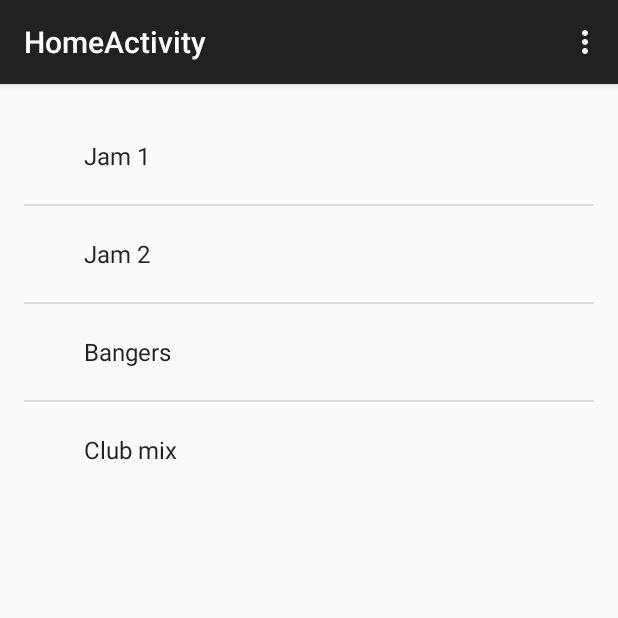
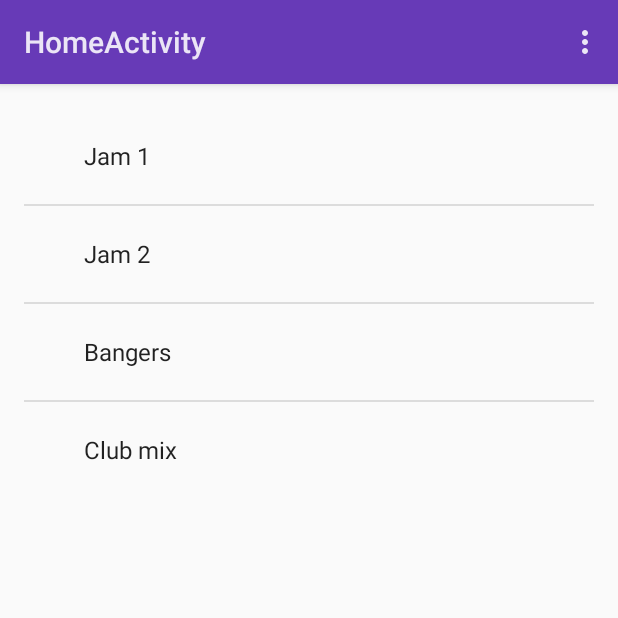
Before and after one commit to speakr-uconn/speakr, an Android app: the HomeActivity screen opened directly, with no data from a screen before it, on a phone screen of 412 x 824 dp, the top half of it. Run offline under Robolectric (Android 15) with nearby library versions, the phone set to English and light mode, and no system bars.

Commit message:
changed theme to Material, added color palette, redesigned logo

```diff
--- a/app/src/main/java/com/speakr/connorriley/speakr/HomeActivity.java
+++ b/app/src/main/java/com/speakr/connorriley/speakr/HomeActivity.java
@@ -1,5 +1,6 @@
 package com.speakr.connorriley.speakr;
 
+import android.app.Activity;
 import android.support.v7.app.ActionBarActivity;
 import android.os.Bundle;
 import android.view.Menu;
@@ -9,7 +10,7 @@ import android.widget.ListView;
 
 import java.util.List;
 
-public class HomeActivity extends ActionBarActivity {
+public class HomeActivity extends Activity {
 
     private ListView listView;
 
--- a/app/src/main/java/com/speakr/connorriley/speakr/MainActivity.java
+++ b/app/src/main/java/com/speakr/connorriley/speakr/MainActivity.java
@@ -1,5 +1,6 @@
 package com.speakr.connorriley.speakr;
 
+import android.app.Activity;
 import android.content.Intent;
 import android.os.Bundle;
 import android.support.v7.app.ActionBarActivity;
@@ -7,7 +8,7 @@ import android.view.Menu;
 import android.view.MenuItem;
 import android.os.Handler;
 
-public class MainActivity extends ActionBarActivity {
+public class MainActivity extends Activity {
 
     private final int SPLASH_SCREEN_DURATION = 1000;
 
--- /dev/null
+++ b/app/src/main/res/values/color.xml
@@ -0,0 +1,6 @@
+<?xml version="1.0" encoding="utf-8"?>
+<resources>
+    <color name="primary">#673AB7</color>
+    <color name="primaryDark">#4527A0</color>
+    <color name="accent">#FFC107</color>
+</resources>
--- a/app/src/main/res/values/styles.xml
+++ b/app/src/main/res/values/styles.xml
@@ -1,8 +1,11 @@
 <resources>
 
     <!-- Base application theme. -->
-    <style name="AppTheme" parent="Theme.AppCompat.Light.DarkActionBar">
+    <style name="AppTheme" parent="android:Theme.Material.Light.DarkActionBar">
         <!-- Customize your theme here. -->
+        <item name="android:colorPrimary">@color/primary</item>
+        <item name="android:colorPrimaryDark">@color/primaryDark</item>
+        <item name="android:colorAccent">@color/accent</item>
     </style>
 
 </resources>
```
Also changed, not shown: app/src/main/res/mipmap-xhdpi/splash.png.
